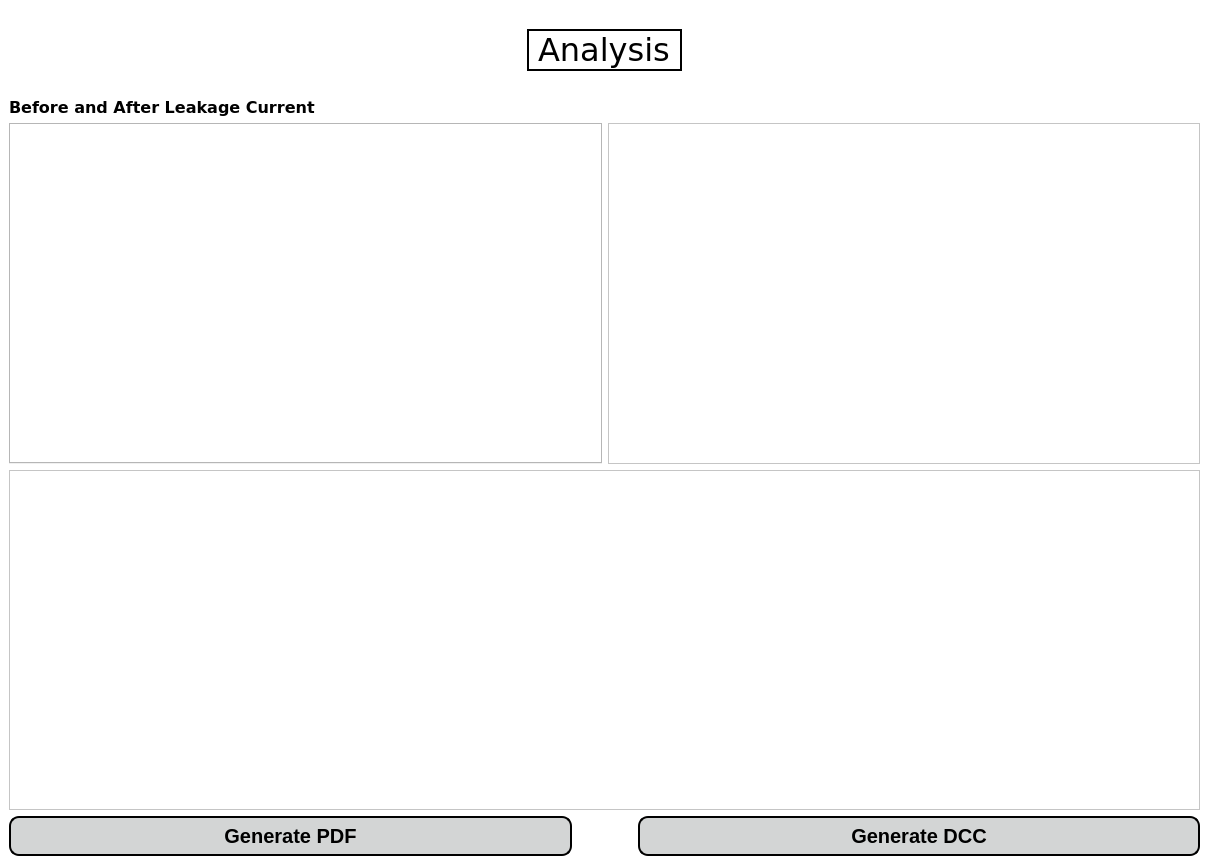
JasonLaux/DC-Boxjelly, file app/gui/resources/analyse_page.ui: the form before one commit.
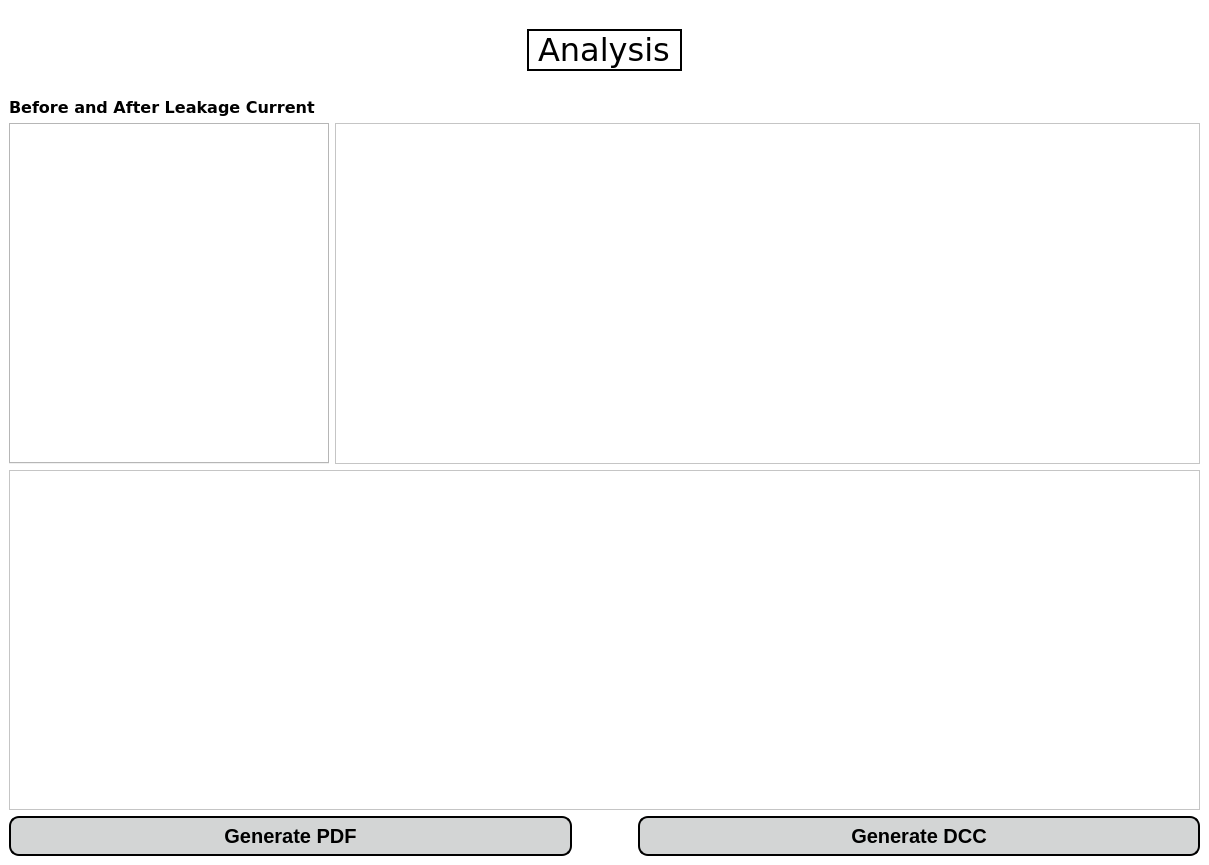
The form after the commit.

What changed in the file:
```diff
--- a/app/gui/resources/analyse_page.ui
+++ b/app/gui/resources/analyse_page.ui
@@ -107,6 +107,18 @@
        <layout class="QHBoxLayout" name="horizontalLayout_2">
         <item>
          <widget class="QTabWidget" name="tabWidget">
+          <property name="sizePolicy">
+           <sizepolicy hsizetype="Fixed" vsizetype="Expanding">
+            <horstretch>0</horstretch>
+            <verstretch>0</verstretch>
+           </sizepolicy>
+          </property>
+          <property name="maximumSize">
+           <size>
+            <width>320</width>
+            <height>16777215</height>
+           </size>
+          </property>
           <property name="font">
            <font>
             <family>Verdana</family>
@@ -120,6 +132,12 @@
         </item>
         <item>
          <widget class="QGraphicsView" name="resultGraph">
+          <property name="sizePolicy">
+           <sizepolicy hsizetype="Minimum" vsizetype="Expanding">
+            <horstretch>0</horstretch>
+            <verstretch>0</verstretch>
+           </sizepolicy>
+          </property>
           <property name="font">
            <font>
             <family>Verdana</family>
```
